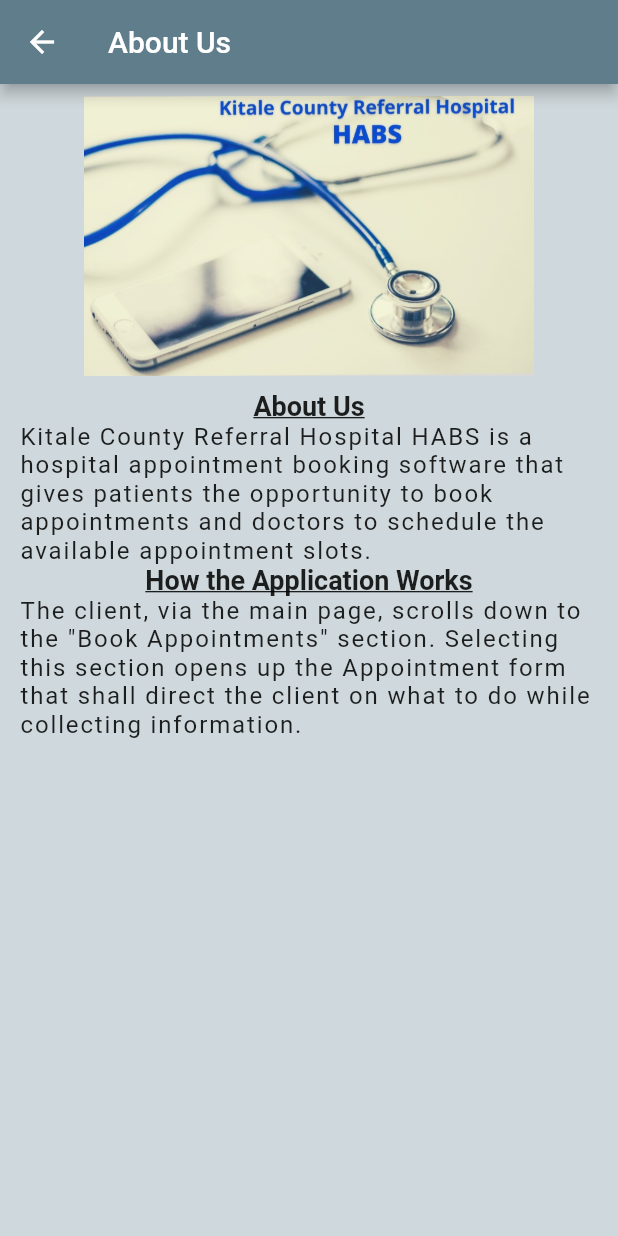
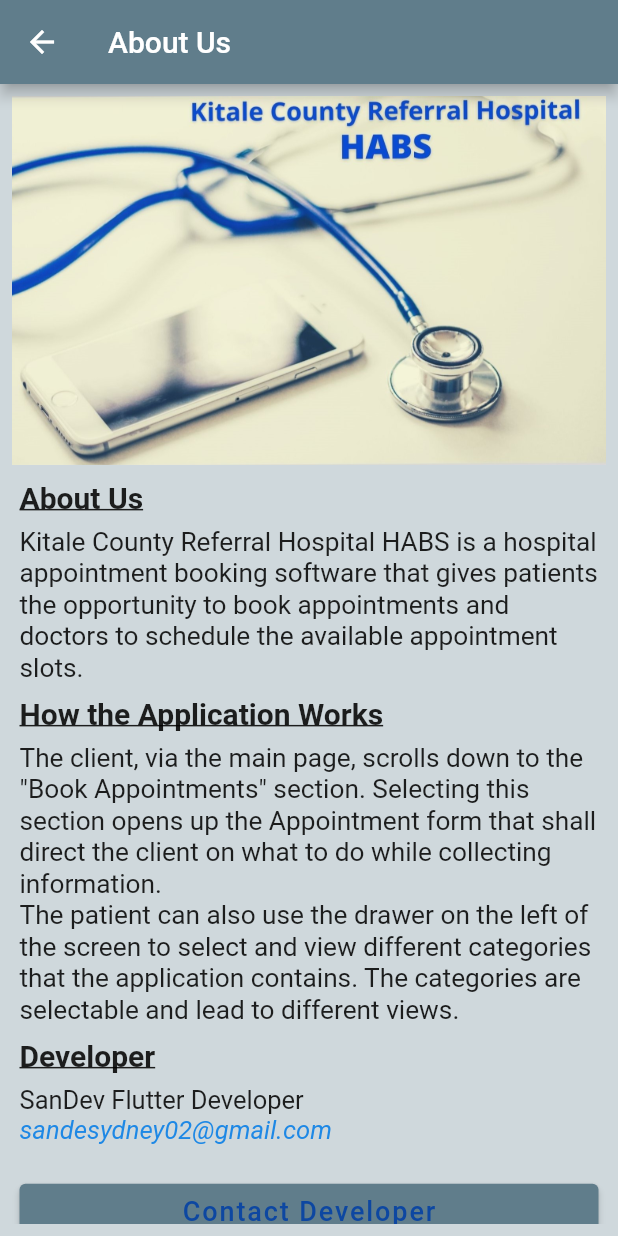
Before and after one commit to SandeSydney/Hospital-Appointment-Booking-System-HABS-, a Flutter app: the About screen opened directly, on a phone screen of 412 x 824 dp. Run offline on Flutter 3.47's test engine with Material 2 defaults, Android fonts, the light colour scheme and no system bars; our stand-ins replace font_awesome_flutter; missing offline and left inert: email_launcher.

Commit message:
Converted stateless to stateful About class

```diff
--- a/lib/pages/about.dart
+++ b/lib/pages/about.dart
@@ -1,22 +1,27 @@
 import 'package:flutter/cupertino.dart';
 import 'package:flutter/material.dart';
+import 'package:email_launcher/email_launcher.dart';
 
 // constants for the normal text
 const textNormal = TextStyle(
-  fontSize: 16.0,
+  fontSize: 17.5,
   fontWeight: FontWeight.normal,
   color: Colors.black87,
-  letterSpacing: 1.25,
 );
 
 // constants for underlined headers
 const underlinedHeader = TextStyle(
-  fontSize: 18.0,
+  fontSize: 20.0,
   fontWeight: FontWeight.bold,
   decoration: TextDecoration.underline,
 );
 
-class About extends StatelessWidget {
+class About extends StatefulWidget {
+  @override
+  _AboutState createState() => _AboutState();
+}
+
+class _AboutState extends State<About> {
   @override
   Widget build(BuildContext context) {
     return Scaffold(
@@ -27,36 +32,76 @@ class About extends StatelessWidget {
       body: SafeArea(
         child: Padding(
           padding: const EdgeInsets.all(8.0),
+          child: SingleChildScrollView(
             child: Column(
-            crossAxisAlignment: CrossAxisAlignment.center,
+              crossAxisAlignment: CrossAxisAlignment.stretch,
               children: <Widget>[
                 Image.asset(
                   'assets/images/logo.jpg',
-                width: 300.0,
                 ),
                 Container(
                   margin: EdgeInsets.only(top: 5.0, bottom: 5.0),
                   child: Padding(
                     padding: const EdgeInsets.all(5.0),
                     child: Column(
-                    crossAxisAlignment: CrossAxisAlignment.center,
+                      crossAxisAlignment: CrossAxisAlignment.stretch,
                       children: <Widget>[
                         Text(
                           'About Us',
                           style: underlinedHeader,
                         ),
+                        SizedBox(height: 8),
                         Text(
                           'Kitale County Referral Hospital HABS is a hospital appointment booking software that gives patients the opportunity to book appointments and doctors to schedule the available appointment slots.',
                           style: textNormal,
                         ),
+                        SizedBox(height: 8),
                         Text(
                           'How the Application Works',
                           style: underlinedHeader,
                         ),
+                        SizedBox(height: 8),
                         Text(
                           'The client, via the main page, scrolls down to the \"Book Appointments\" section. '
-                        'Selecting this section opens up the Appointment form that shall direct the client on what to do while collecting information.',
+                          'Selecting this section opens up the Appointment form that shall direct the client on what to do while collecting information.\n'
+                          'The patient can also use the drawer on the left of the screen to select and view different categories that the application contains. The categories are selectable and lead to different views.',
                           style: textNormal,
+                        ),
+                        SizedBox(height: 8),
+                        Text(
+                          'Developer',
+                          style: underlinedHeader,
+                        ),
+                        SizedBox(height: 8),
+                        Text(
+                          'SanDev Flutter Developer',
+                          style: TextStyle(
+                            fontSize: 17,
+                            fontWeight: FontWeight.w400,
+                          ),
+                        ),
+                        Text(
+                          'sandesydney02@gmail.com',
+                          style: TextStyle(
+                            fontSize: 17,
+                            fontStyle: FontStyle.italic,
+                            color: Colors.blue.shade600,
+                            fontWeight: FontWeight.w400,
+                          ),
+                        ),
+                        SizedBox(
+                          height: 20,
+                        ),
+                        ElevatedButton(
+                          onPressed: () {},
+                          child: Text(
+                            'Contact Developer',
+                            style: TextStyle(
+                              fontSize: 18.0,
+                              color: Colors.blue.shade900,
+                              letterSpacing: 1.25,
+                            ),
+                          ),
                         ),
                       ],
                     ),
@@ -66,6 +111,7 @@ class About extends StatelessWidget {
             ),
           ),
         ),
+      ),
     );
   }
 }
```
Lines whose indentation alone changed are shown as unchanged.
